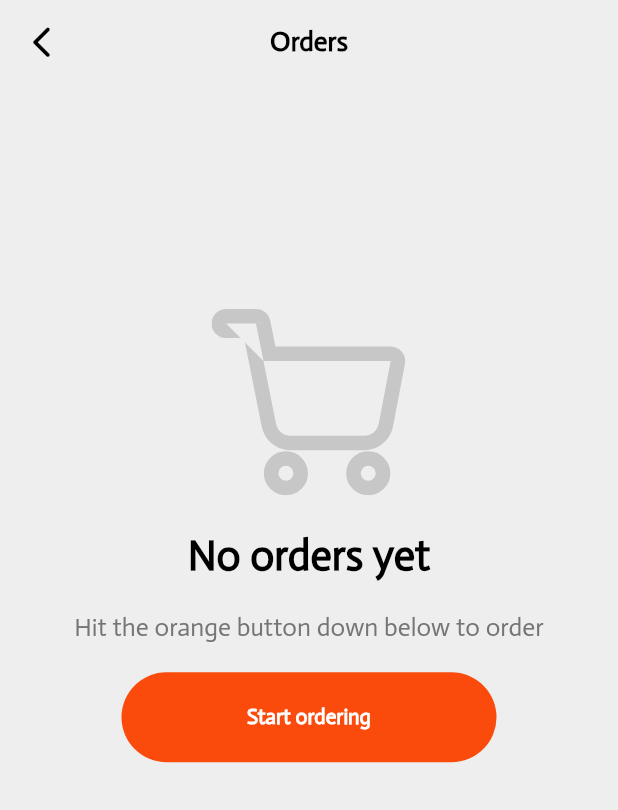
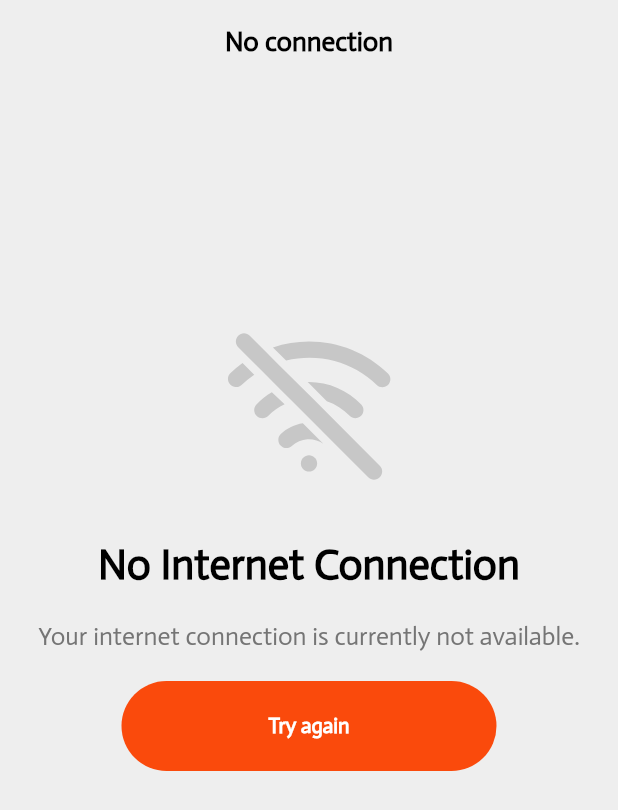
Before and after one commit to creytas/resto_app, a Flutter app: the screen it shows after launch, on a phone screen of 412 x 824 dp. Shown: the top 810 px of the screen. Run offline on Flutter 3.47's test engine with Material 2 defaults, Android fonts, the phone set to English and light mode, and no system bars; our stand-ins replace flutter_svg, font_awesome_flutter.

Commit message:
feat: add no connection screen options

```diff
--- a/lib/main.dart
+++ b/lib/main.dart
@@ -34,7 +34,7 @@ class MyApp extends StatelessWidget {
         hintColor: Colors.black,
       ),
       home: NotYetScreen(
-        title: "orders",
+        title: "no connection",
       ),
       //const MyHomePage(title: 'Flutter Demo Home Page'),
     );
--- a/lib/src/pages/not-yet-screen.dart
+++ b/lib/src/pages/not-yet-screen.dart
@@ -18,12 +18,16 @@ class _NotYetScreenState extends State<NotYetScreen> {
   Widget build(BuildContext context) {
     widget.title == "orders"
         ? _iconPath = 'assets/images/cart.svg'
-        : _iconPath = 'assets/images/calendar.svg';
+        : widget.title == "history"
+            ? _iconPath = 'assets/images/calendar.svg'
+            : _iconPath = 'assets/images/wifi_off.svg';
     return Scaffold(
       appBar: AppBar(
         backgroundColor: Colors.grey.shade200,
         elevation: 0,
-        leading: IconButton(
+        leading: widget.title == "no connection"
+            ? null
+            : IconButton(
                 icon: Icon(
                   Icons.arrow_back_ios_rounded,
                   color: Colors.black,
@@ -59,7 +63,15 @@ class _NotYetScreenState extends State<NotYetScreen> {
                 width: 130,
               ),
             ),
-            Text(
+            widget.title == "no connection"
+                ? Text(
+                    'No Internet Connection',
+                    style: TextStyle(
+                        fontSize: 28,
+                        fontWeight: FontWeight.w600,
+                        color: Colors.black),
+                  )
+                : Text(
                     'No ' + widget.title + ' yet',
                     style: TextStyle(
                         fontSize: 28,
@@ -68,7 +80,16 @@ class _NotYetScreenState extends State<NotYetScreen> {
                   ),
             Padding(
               padding: const EdgeInsets.symmetric(vertical: 20),
-              child: Text(
+              child: widget.title == "no connection"
+                  ? Text(
+                      'Your internet connection is currently not available.',
+                      textAlign: TextAlign.center,
+                      style: TextStyle(
+                        color: Colors.grey.shade600,
+                        fontSize: 17,
+                      ),
+                    )
+                  : Text(
                       'Hit the orange button down below to order',
                       textAlign: TextAlign.center,
                       style: TextStyle(
@@ -87,7 +108,15 @@ class _NotYetScreenState extends State<NotYetScreen> {
                 onPressed: () {
                   print('start ordering pressed');
                 },
-                child: Text(
+                child: widget.title == "no connection"
+                    ? Text(
+                        'Try again',
+                        style: TextStyle(
+                          color: Colors.white,
+                          fontWeight: FontWeight.w700,
+                        ),
+                      )
+                    : Text(
                         'Start ordering',
                         style: TextStyle(
                           color: Colors.white,
```
Lines whose indentation alone changed are shown as unchanged.
